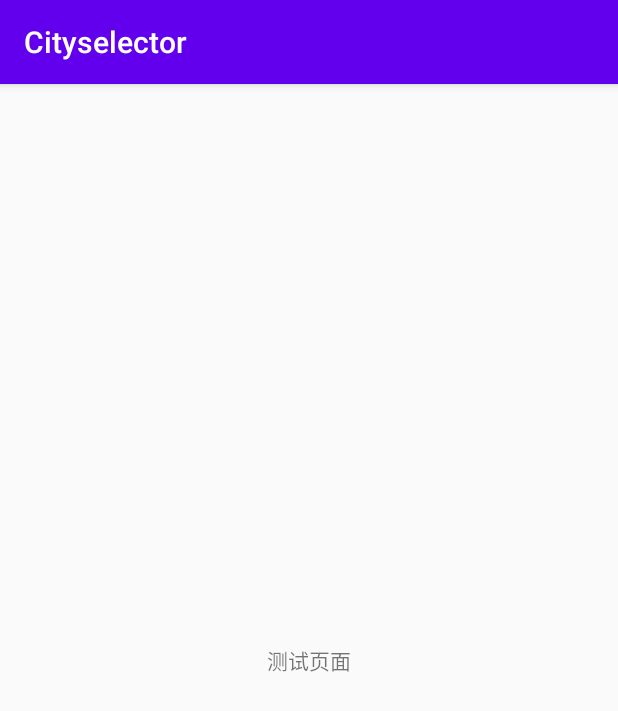
After one commit to ailibin/citySelector, an Android app: the TestActivity screen opened directly, with no data from a screen before it, on a phone screen of 412 x 824 dp. The commit adds this screen. Shown: the top 711 px of the screen. Run offline under Robolectric (Android 15) with nearby library versions, the phone set to English and light mode, and no system bars; libraries missing offline, so code that uses them is left out: com.alibaba.android; 2 statements that could not run were skipped.

Commit message:
测试arouter...

```diff
--- a/app/src/main/java/com/alin/cityselector/MainActivity.kt
+++ b/app/src/main/java/com/alin/cityselector/MainActivity.kt
@@ -27,6 +27,11 @@ class MainActivity : AppCompatActivity() {
                 .withString(Key.PARAM_CITY_NAME, "广州").navigation(this, REQUEST_CODE)
         }
 
+        btnJumpTest.setOnClickListener {
+            ARouter.getInstance().build(RouterPath.TEST_ACTIVITY).withString(Key.PARAM_STRING, "佛山")
+                .navigation()
+        }
+
     }
 
     override fun onActivityResult(requestCode: Int, resultCode: Int, data: Intent?) {
--- a/cityselectorlib/src/main/AndroidManifest.xml
+++ b/cityselectorlib/src/main/AndroidManifest.xml
@@ -4,6 +4,7 @@
     <application android:allowBackup="true">
 
         <activity android:name=".activity.SelectCityActivity" />
+        <activity android:name=".activity.TestActivity"/>
 
     </application>
 
--- /dev/null
+++ b/cityselectorlib/src/main/java/com/alin/cityselectorlib/activity/TestActivity.java
@@ -0,0 +1,43 @@
+package com.alin.cityselectorlib.activity;
+
+import android.os.Bundle;
+import android.widget.Toast;
+
+import androidx.annotation.Nullable;
+import androidx.appcompat.app.AppCompatActivity;
+
+import com.alibaba.android.arouter.facade.annotation.Autowired;
+import com.alibaba.android.arouter.facade.annotation.Route;
+import com.alibaba.android.arouter.launcher.ARouter;
+import com.alin.cityselector.arouter.constant.ConstantMap;
+import com.alin.cityselectorlib.R;
+import com.alin.cityselectorlib.entity.Key;
+import com.alin.cityselectorlib.router.RouterPath;
+import com.alin.cityselectorlib.util.LogUtil;
+
+import kotlin.jvm.JvmField;
+
+/**
+ * @ProjectName: Cityselector
+ * @Package: com.alin.cityselectorlib.activity
+ * @ClassName: TestActivity
+ * @Description: 测试页面  测试Autowired自动注入
+ * @Author: ailibin
+ * @CreateDate: 2020/12/4 15:11
+ * @Version: 1.0
+ */
+@Route(path = RouterPath.TEST_ACTIVITY)
+public class TestActivity extends AppCompatActivity {
+
+    @JvmField
+    @Autowired(name = Key.PARAM_STRING)
+    String content;
+
+    @Override
+    protected void onCreate(@Nullable Bundle savedInstanceState) {
+        super.onCreate(savedInstanceState);
+        ARouter.getInstance().inject(this);
+        setContentView(R.layout.activity_test);
+        LogUtil.e(ConstantMap.TAG,content);
+    }
+}
--- a/cityselectorlib/src/main/java/com/alin/cityselectorlib/entity/Key.kt
+++ b/cityselectorlib/src/main/java/com/alin/cityselectorlib/entity/Key.kt
@@ -16,5 +16,7 @@ object Key {
 
     const val PARAM_CITY_NAME = "param_city_name"
 
+    const val PARAM_STRING = "param_string"
+
 
 }
--- a/cityselectorlib/src/main/java/com/alin/cityselectorlib/router/RouterPath.kt
+++ b/cityselectorlib/src/main/java/com/alin/cityselectorlib/router/RouterPath.kt
@@ -13,5 +13,7 @@ package com.alin.cityselectorlib.router
 object RouterPath {
 
     const val TEST_SELECT_CITY_ACTIVITY = "/test/activity/selectCityActivity"
+    const val TEST_ACTIVITY = "/test/activity/testActivity"
+
 
 }
--- /dev/null
+++ b/cityselectorlib/src/main/res/layout/activity_test.xml
@@ -0,0 +1,18 @@
+<?xml version="1.0" encoding="utf-8"?>
+<androidx.constraintlayout.widget.ConstraintLayout xmlns:android="http://schemas.android.com/apk/res/android"
+    xmlns:tools="http://schemas.android.com/tools"
+    android:layout_width="match_parent"
+    android:layout_height="match_parent"
+    xmlns:app="http://schemas.android.com/apk/res-auto">
+
+    <TextView
+        android:text="测试页面"
+        app:layout_constraintLeft_toLeftOf="parent"
+        app:layout_constraintRight_toRightOf="parent"
+        app:layout_constraintTop_toTopOf="parent"
+        app:layout_constraintBottom_toBottomOf="parent"
+        android:layout_width="wrap_content"
+        android:layout_height="wrap_content"
+        tools:ignore="MissingConstraints" />
+
+</androidx.constraintlayout.widget.ConstraintLayout>
```
Also changed, not shown: app/build.gradle (+7 -7 lines), app/src/main/java/com/alin/cityselector/arouter/BaseInterceptor.java (added, +48 -0 lines), app/src/main/java/com/alin/cityselector/arouter/constant/ConstantMap.kt (added, +21 -0 lines), app/src/main/java/com/alin/cityselector/arouter/constant/RouterMap.kt (added, +17 -0 lines), app/src/main/res/layout/activity_main.xml (+12 -0 lines), cityselectorlib/build.gradle (+11 -8 lines), cityselectorlib/src/main/java/com/alin/cityselectorlib/activity/SelectCityActivity.kt (+9 -2 lines), cityselectorlib/src/main/java/com/alin/cityselectorlib/arouter/BaseInterceptor.java (added, +48 -0 lines), cityselectorlib/src/main/java/com/alin/cityselectorlib/arouter/constant/ConstantMap.kt (added, +21 -0 lines), cityselectorlib/src/main/java/com/alin/cityselectorlib/arouter/constant/RouterMap.kt (added, +17 -0 lines), cityselectorlib/src/main/java/com/alin/cityselectorlib/router/ArouterConstant.java (deleted, +0 -22 lines), config.gradle (+12 -9 lines).
